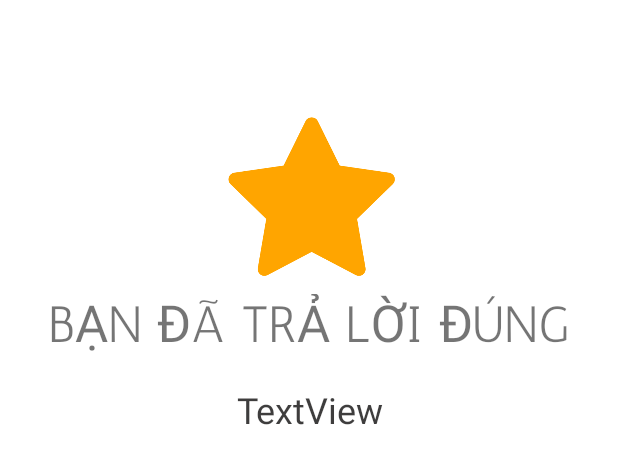
After one commit to renadayne/quiz_app, an Android app: the layout fragment_result.xml on its own in the app's theme, with its tools: preview values and no code run, on a phone screen of 412 x 824 dp. The commit adds this screen. Shown: the top 464 px of the screen. Run offline under Robolectric (Android 15) with nearby library versions, the phone set to English and light mode, and no system bars; Roboto replaces fonts that are not available here.

Commit message:
progress bar & result fragment

```diff
--- /dev/null
+++ b/app/src/main/res/layout/fragment_result.xml
@@ -0,0 +1,55 @@
+<?xml version="1.0" encoding="utf-8"?>
+<androidx.constraintlayout.widget.ConstraintLayout xmlns:android="http://schemas.android.com/apk/res/android"
+    xmlns:app="http://schemas.android.com/apk/res-auto"
+    xmlns:tools="http://schemas.android.com/tools"
+    android:id="@+id/resultLayout"
+    android:layout_width="match_parent"
+    android:layout_height="match_parent"
+    android:background="@color/white"
+    tools:context=".ResultFragment">
+
+
+
+    <TextView
+        android:id="@+id/textView2"
+        android:layout_width="wrap_content"
+        android:layout_height="wrap_content"
+        android:layout_marginTop="196dp"
+        android:fontFamily="@font/antic_regular"
+        android:text="BẠN ĐÃ TRẢ LỜI ĐÚNG"
+        android:textSize="34sp"
+        app:layout_constraintEnd_toEndOf="parent"
+        app:layout_constraintStart_toStartOf="parent"
+        app:layout_constraintTop_toTopOf="parent" />
+
+
+
+    <TextView
+        android:id="@+id/result_tv"
+        android:layout_width="wrap_content"
+        android:layout_height="wrap_content"
+        android:layout_marginTop="20dp"
+        android:text="TextView"
+        android:textColor="#DD201F1F"
+        android:textSize="24sp"
+        app:layout_constraintEnd_toEndOf="parent"
+        app:layout_constraintHorizontal_bias="0.503"
+        app:layout_constraintStart_toStartOf="parent"
+        app:layout_constraintTop_toBottomOf="@+id/textView2" />
+
+
+
+    <ImageView
+        android:id="@+id/imageView6"
+        android:layout_width="111dp"
+        android:layout_height="106dp"
+        android:layout_marginTop="16dp"
+        android:src="@drawable/star"
+        app:layout_constraintBottom_toTopOf="@+id/textView2"
+        app:layout_constraintEnd_toEndOf="parent"
+        app:layout_constraintHorizontal_bias="0.506"
+        app:layout_constraintStart_toStartOf="parent"
+        app:layout_constraintTop_toTopOf="parent"
+        app:layout_constraintVertical_bias="0.837" />
+
+</androidx.constraintlayout.widget.ConstraintLayout>
```
Also changed, not shown: app/src/main/java/com/example/quizzzzi/ResultFragment.java (added, +26 -0 lines), app/src/main/java/com/example/quizzzzi/questionFragment.java (+22 -4 lines), app/src/main/res/layout/fragment_question.xml (+13 -1 lines).
